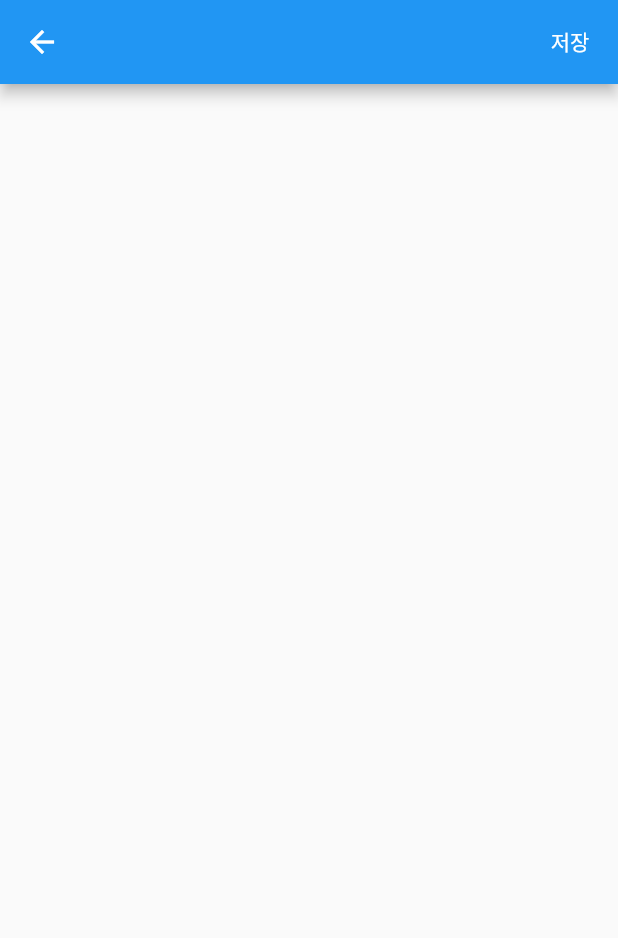
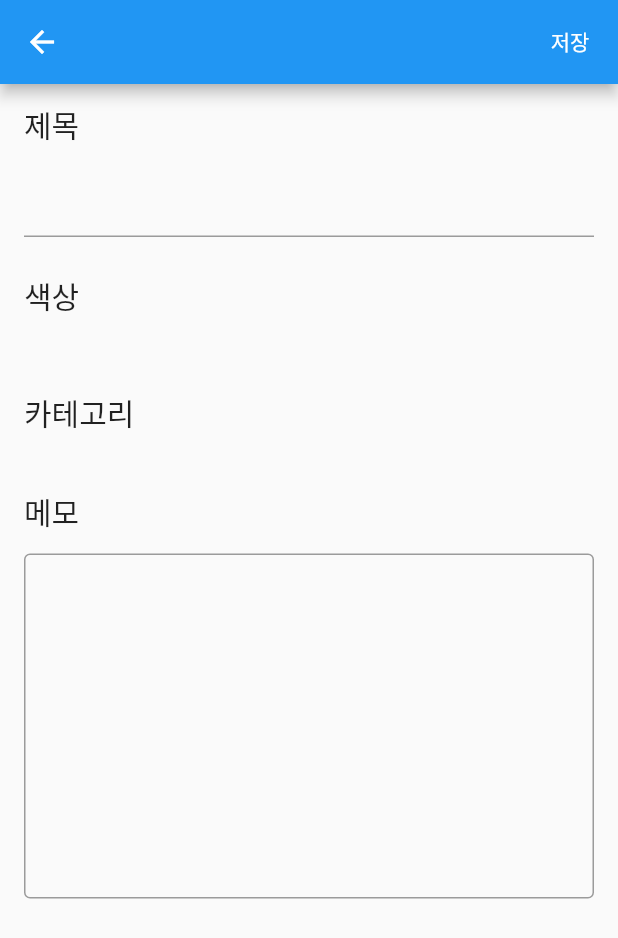
Before and after one commit to rohsua/flutter-todo, a Flutter app: the TodoWritePage screen opened directly, on a phone screen of 412 x 824 dp. Shown: the top 938 px of the screen. Run offline on Flutter 3.47's test engine with Material 2 defaults, Android fonts, the phone set to English and light mode, and no system bars.

Commit message:
feature: 저장 페이지 UI 추가

```diff
--- a/lib/write.dart
+++ b/lib/write.dart
@@ -16,6 +16,11 @@ class TodoWritePage extends StatefulWidget {
 }
 
 class _TodoWritePageState extends State<TodoWritePage> {
+  TextEditingController nameController = TextEditingController();
+  TextEditingController memoController = TextEditingController();
+  int colorIndex = 0;
+  int categoryIndex = 0;
+
   @override
   Widget build(BuildContext context) {
     return Scaffold(
@@ -29,6 +34,98 @@ class _TodoWritePageState extends State<TodoWritePage> {
                 ))
           ],
         ),
+        body: ListView.builder(
+          itemBuilder: (ctx, idx) {
+            if (idx == 0) {
+              return Container(
+                  margin: EdgeInsets.symmetric(vertical: 12, horizontal: 16),
+                  child: Text("제목", style: TextStyle(fontSize: 20)));
+            } else if (idx == 1) {
+              return Container(
+                  margin: EdgeInsets.symmetric(horizontal: 16),
+                  child: TextField(
+                    controller: nameController,
+                  ));
+            } else if (idx == 2) {
+              return InkWell(
+                  onTap: () {
+                    List<Color> colors = [
+                      Color(0xFF00d3f4),
+                      Color(0xFFa794fa),
+                      Color(0xFFfb91d1),
+                      Color(0xFFfb8a94),
+                      Color(0xFFfebd9a),
+                      Color(0xFF51e29d),
+                      Color(0xFFFFFFFF)
+                    ];
+
+                    widget.todo.color = colors[colorIndex].value;
+                    colorIndex++;
+                    setState(() {
+                      colorIndex = colorIndex % colors.length;
+                    });
+                  },
+                  child: Container(
+                      margin:
+                          EdgeInsets.symmetric(horizontal: 16, vertical: 24),
+                      child: Row(
+                        mainAxisAlignment: MainAxisAlignment.spaceBetween,
+                        children: [
+                          Text(
+                            "색상",
+                            style: TextStyle(fontSize: 20),
+                          ),
+                          Container(
+                              width: 20,
+                              height: 20,
+                              color: Color(widget.todo.color))
+                        ],
+                      )));
+            } else if (idx == 3) {
+              return InkWell(
+                onTap: () {
+                  List<String> category = ["공부", "운동", "게임"];
+                  widget.todo.category = category[categoryIndex];
+                  categoryIndex++;
+                  setState(() {
+                    categoryIndex = categoryIndex % category.length;
+                  });
+                },
+                child: Container(
+                    margin: EdgeInsets.symmetric(horizontal: 16, vertical: 24),
+                    child: Row(
+                      mainAxisAlignment: MainAxisAlignment.spaceBetween,
+                      children: [
+                        Text(
+                          "카테고리",
+                          style: TextStyle(fontSize: 20),
+                        ),
+                        Text(widget.todo.category)
+                      ],
+                    )),
               );
+            } else if (idx == 4) {
+              return Container(
+                  margin: EdgeInsets.symmetric(horizontal: 16, vertical: 12),
+                  child: Text(
+                    "메모",
+                    style: TextStyle(fontSize: 20),
+                  ));
+            } else if (idx == 5) {
+              return Container(
+                  margin: EdgeInsets.symmetric(horizontal: 16, vertical: 1),
+                  child: TextField(
+                    controller: memoController,
+                    maxLines: 10,
+                    minLines: 10,
+                    decoration: InputDecoration(
+                        border: OutlineInputBorder(
+                            borderSide: BorderSide(color: Colors.black))),
+                  ));
+            }
+            return Container();
+          },
+          itemCount: 6,
+        ));
   }
 }
```
Lines whose indentation alone changed are shown as unchanged.
